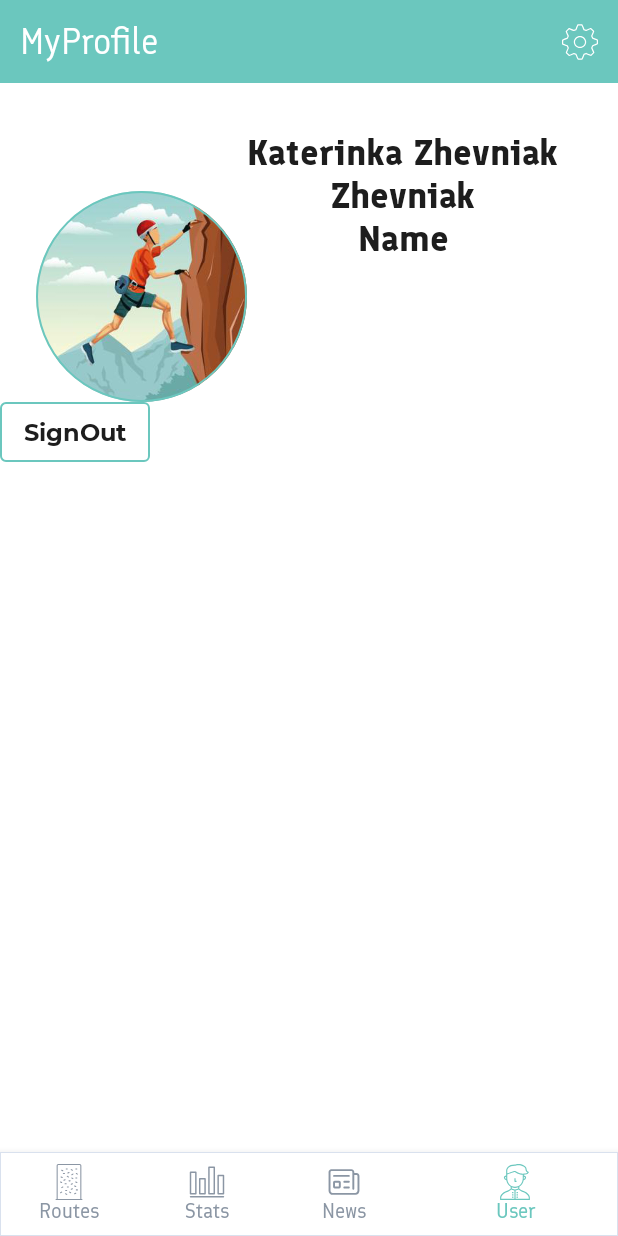
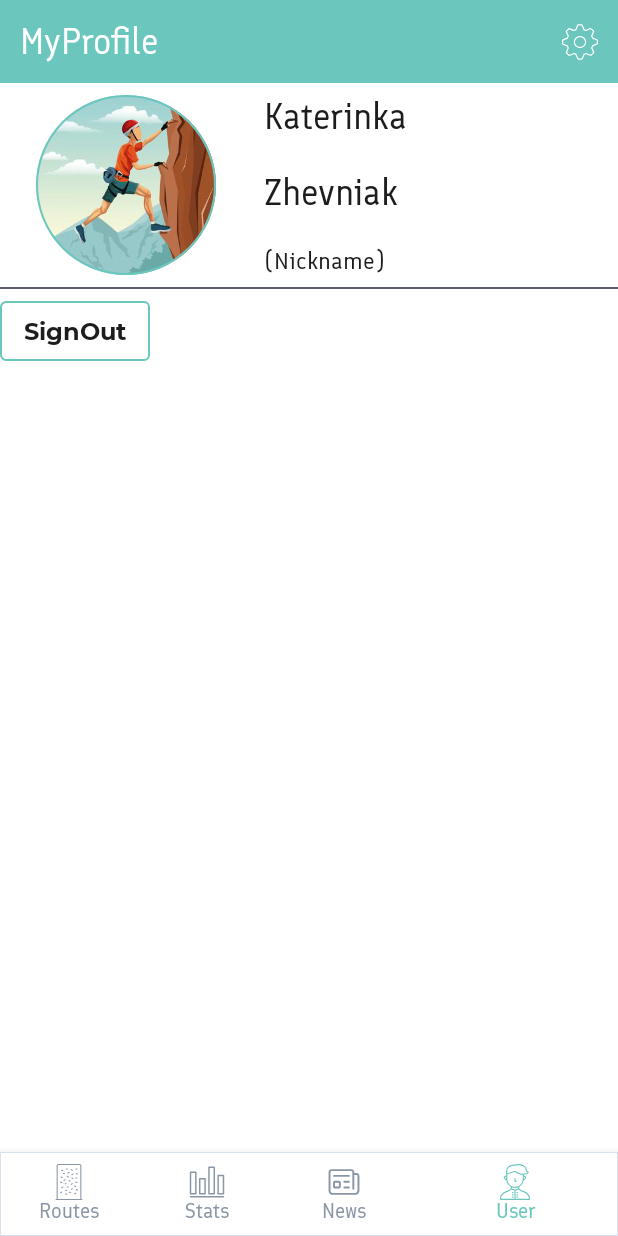
Before and after one commit to HappyGnom/Plato, an Android app built with Jetpack Compose: the UserScreen screen opened through its navigation route, on a phone screen of 412 x 824 dp. Run offline under Robolectric (Android 15) with nearby library versions, the phone set to English and light mode, and no system bars; our stand-ins replace Dagger/Hilt's generated code, Firebase (no records; nobody signed in at launch, a user with empty details on screens opened directly), Room's generated code, accompanist, livedata-compose; pictures from the network do not load; 4 statements that could not run were skipped.

```diff
--- a/domain/src/main/java/by/happygnom/domain/data_interface/repository/UserRepository.kt
+++ b/domain/src/main/java/by/happygnom/domain/data_interface/repository/UserRepository.kt
@@ -3,9 +3,7 @@ package by.happygnom.domain.data_interface.repository
 import by.happygnom.domain.model.User
 
 interface UserRepository {
-//    suspend fun getAllUsers(forceUpdate: Boolean = false): List<User>
-//
-//    suspend fun getUserByIdToken(idToken: String, forceUpdate: Boolean = false): User?
+    suspend fun registerUser(user: User)
 
-    suspend fun registerUser(user: User)
+    suspend fun getUser(id: String): User?
 }
--- a/presentation/src/main/java/by/happygnom/plato/ui/screens/auth/login/LoginScreen.kt
+++ b/presentation/src/main/java/by/happygnom/plato/ui/screens/auth/login/LoginScreen.kt
@@ -96,10 +96,7 @@ fun LoginScreen(
                 if (account != null) {
                     viewModel.firebaseAuthWithGoogle(account.idToken!!)
                     coroutineScope.launch {
-                        viewModel.signIn(
-                            email = account.email,
-                            displayName = account.displayName,
-                        )
+                        viewModel.signIn()
                     }
                 }
             } catch (e: ApiException) {
--- a/presentation/src/main/java/by/happygnom/plato/ui/screens/auth/signup/SignUpScreen.kt
+++ b/presentation/src/main/java/by/happygnom/plato/ui/screens/auth/signup/SignUpScreen.kt
@@ -92,10 +92,7 @@ fun SignUpScreen(viewModel: AuthViewModel, navController: NavController) {
                 if (account != null) {
                     viewModel.firebaseAuthWithGoogle(account.idToken!!)
                     coroutineScope.launch {
-                        viewModel.signIn(
-                            email = account.email,
-                            displayName = account.displayName,
-                        )
+                        viewModel.signIn()
                     }
                 }
             } catch (e: ApiException) {
--- a/presentation/src/main/java/by/happygnom/plato/ui/screens/user/profile/UserScreen.kt
+++ b/presentation/src/main/java/by/happygnom/plato/ui/screens/user/profile/UserScreen.kt
@@ -2,9 +2,11 @@ package by.happygnom.plato.ui.screens.user.profile
 
 import android.content.Intent
 import androidx.compose.foundation.Image
+import androidx.compose.foundation.background
 import androidx.compose.foundation.border
 import androidx.compose.foundation.layout.*
 import androidx.compose.foundation.shape.CircleShape
+import androidx.compose.material.Divider
 import androidx.compose.material.MaterialTheme
 import androidx.compose.material.Scaffold
 import androidx.compose.material.Text
@@ -12,6 +14,7 @@ import androidx.compose.runtime.Composable
 import androidx.compose.ui.Alignment
 import androidx.compose.ui.Modifier
 import androidx.compose.ui.draw.clip
+import androidx.compose.ui.graphics.Color
 import androidx.compose.ui.platform.LocalContext
 import androidx.compose.ui.res.painterResource
 import androidx.compose.ui.res.stringResource
@@ -29,6 +32,8 @@ import com.google.firebase.auth.FirebaseAuth
 import com.google.firebase.auth.ktx.auth
 import com.google.firebase.ktx.Firebase
 import by.happygnom.plato.ui.navigation.UserScreen
+import by.happygnom.plato.ui.theme.Grey1
+import by.happygnom.plato.ui.theme.Grey5
 
 
 @Composable
@@ -59,33 +64,48 @@ fun UserScreenContent() {
 
     val mUser = FirebaseAuth.getInstance().currentUser
 
-    Column(modifier = Modifier.padding(top = 32.dp)) {
-        Row(horizontalArrangement = Arrangement.SpaceBetween) {
+    Column(modifier = Modifier.padding(top = 8.dp)) {
+        Row(modifier = Modifier.height(120.dp)) {
             Image(
                 painter = painterResource(R.drawable.placeholder_avatar),
                 contentDescription = "avatar",
                 modifier = Modifier
-                    .fillMaxWidth(0.4f)
-                    .padding(start = 24.dp, top = 40.dp)
+                    .padding(start = 24.dp)
+                    .width(120.dp)
+                    .height(120.dp)
+
                     .border(width = 1.dp, color = Teal1, CircleShape)
                     .clip(CircleShape)
             )
 
+            Spacer(modifier = Modifier.width(32.dp))
+
             Column(
-//                modifier = Modifier.fillMaxWidth(0.6f),
-                horizontalAlignment = Alignment.CenterHorizontally
+                modifier = Modifier
+                    .fillMaxWidth(1f)
+                    .fillMaxHeight(1f),
+                horizontalAlignment = Alignment.Start,
+                verticalArrangement = Arrangement.SpaceBetween
             ) {
                 Text(
-                    text = "Katerinka Zhevniak",
-                    style = MaterialTheme.typography.h2
+                    text = "Katerinka",
+                    style = MaterialTheme.typography.h3
                 )
-                Text(text = "Zhevniak", style = MaterialTheme.typography.h2)
-                Text(text = "Name", style = MaterialTheme.typography.h2)
+                Text(text = "Zhevniak", style = MaterialTheme.typography.h3)
+                Text(text = "(Nickname)", style = MaterialTheme.typography.body1)
 
             }
         }
 
-        TealStrokeButton(text = "SignOut", onClick = {
+        Divider(
+            modifier = Modifier
+                .padding(top = 8.dp)
+                .fillMaxWidth(1f)
+            ,
+            color = Grey1
+        )
+
+        TealStrokeButton(modifier = Modifier.padding(top = 8.dp), text = "SignOut", onClick = {
             val gso =
                 GoogleSignInOptions.Builder(GoogleSignInOptions.DEFAULT_SIGN_IN)
                     .requestIdToken(webClientId)
```
Also changed, not shown: data/src/main/java/by/happygnom/data/dao/UserDao.kt (+7 -13 lines), data/src/main/java/by/happygnom/data/model/UserEntity.kt (+29 -1 lines), data/src/main/java/by/happygnom/data/network/UserGateway.kt (+2 -6 lines), data/src/main/java/by/happygnom/data/repository/UserRepositoryImpl.kt (+22 -22 lines), domain/src/main/java/by/happygnom/domain/model/User.kt (+6 -3 lines), domain/src/main/java/by/happygnom/domain/usecase/getUserUseCase.kt (added, +13 -0 lines), presentation/src/main/java/by/happygnom/plato/di/SingletonModule.kt (+7 -1 lines), presentation/src/main/java/by/happygnom/plato/ui/screens/auth/main/AuthViewModel.kt (+2 -5 lines), presentation/src/main/java/by/happygnom/plato/ui/screens/auth/signup_details/SignUpDetailsViewModel.kt (+5 -16 lines).
